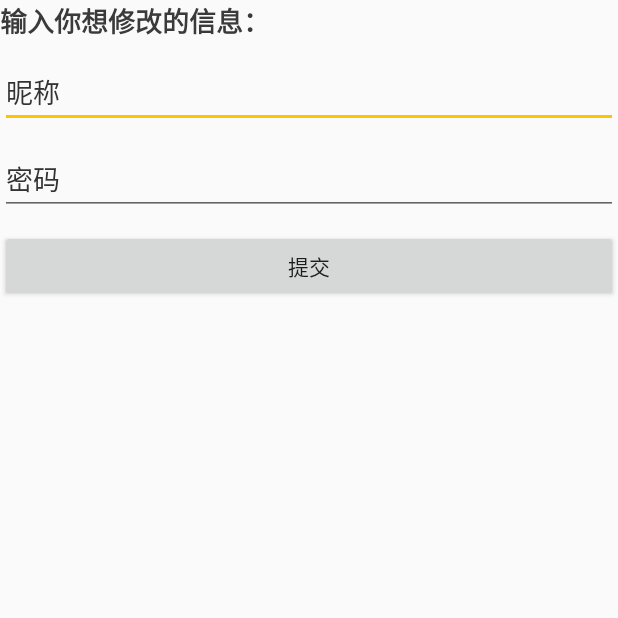
After one commit to Hunterhuan/easy_travel, an Android app: the Edit_person_info screen opened directly, with no data from a screen before it, on a phone screen of 412 x 824 dp, the top half of it. The commit adds this screen. Run offline under Robolectric (Android 15) with nearby library versions, the phone set to English and light mode, and no system bars.

Commit message:
add person info manager

```diff
--- a/app/build.gradle
+++ b/app/build.gradle
@@ -30,6 +30,7 @@ dependencies {
     testImplementation 'junit:junit:4.12'
     compile 'de.hdodenhof:circleimageview:2.1.0'
     compile 'com.flaviofaria:kenburnsview:1.0.7'
+    compile 'com.github.CymChad:BaseRecyclerViewAdapterHelper:2.9.22'
 
     compile 'com.github.baoyachi:StepView:1.9'
     compile 'com.flyco.roundview:FlycoRoundView_Lib:1.1.4@aar'
--- a/app/src/main/AndroidManifest.xml
+++ b/app/src/main/AndroidManifest.xml
@@ -27,7 +27,8 @@
         <activity android:name=".spots_detail" />
         <activity android:name=".result" />
         <activity android:name=".Registe" />
-        <activity android:name=".person_page"></activity>
+        <activity android:name=".person_page" />
+        <activity android:name=".Edit_person_info"></activity>
     </application>
 
 </manifest>
--- a/app/src/main/java/com/example/mrhan/maketravel/Adapter/FragmentAdapter.java
+++ b/app/src/main/java/com/example/mrhan/maketravel/Adapter/FragmentAdapter.java
@@ -13,6 +13,7 @@ import java.util.List;
 public class FragmentAdapter extends FragmentStatePagerAdapter{
     private List<Fragment> fragmentList;
     private List<String> titles;
+
 
     public FragmentAdapter(FragmentManager fm, List<Fragment> fragments, List<String> title){
         super(fm);
--- /dev/null
+++ b/app/src/main/java/com/example/mrhan/maketravel/Edit_person_info.java
@@ -0,0 +1,29 @@
+package com.example.mrhan.maketravel;
+
+import android.support.design.widget.Snackbar;
+import android.support.v7.app.AppCompatActivity;
+import android.os.Bundle;
+import android.view.View;
+import android.widget.Button;
+import android.widget.EditText;
+
+public class Edit_person_info extends AppCompatActivity {
+
+    Button submit_btn;
+    EditText edit_name, edit_code;
+    @Override
+    protected void onCreate(Bundle savedInstanceState) {
+        super.onCreate(savedInstanceState);
+        setContentView(R.layout.activity_edit_person_info);
+        submit_btn = (Button) findViewById(R.id.change_info_btn);
+        submit_btn.setOnClickListener(new View.OnClickListener() {
+            @Override
+            public void onClick(View view) {
+
+                Snackbar.make(view,edit_name.getText().toString()+edit_code.getText().toString()+" 修改信息成功",Snackbar.LENGTH_SHORT).show();
+            }
+        });
+        edit_name = (EditText)findViewById(R.id.edit_nickname);
+        edit_code = (EditText)findViewById(R.id.edit_code);
+    }
+}
--- a/app/src/main/java/com/example/mrhan/maketravel/travel_tab.java
+++ b/app/src/main/java/com/example/mrhan/maketravel/travel_tab.java
@@ -57,7 +57,7 @@ public class travel_tab extends AppCompatActivity {
             public void onClick(View v){
                 Snackbar.make(v,"floating button work",Snackbar.LENGTH_SHORT).show();
                 List<String> route = MainActivity.tst.getRoute();
-                List<String> route_line = MainActivity.tst.get_route_in_line(route);
+                List<String> route_line = MainActivity.tst.get_route_in_line(route).get(0);
                 ArrayList<String> route2 = new ArrayList<String>();
                 route2.add("预计天数"+route.get(0)+"天              "+"预计花费"+route.get(1)+"元");
                 for(String obj: route_line){
--- /dev/null
+++ b/app/src/main/res/layout/activity_edit_person_info.xml
@@ -0,0 +1,44 @@
+<?xml version="1.0" encoding="utf-8"?>
+<LinearLayout xmlns:android="http://schemas.android.com/apk/res/android"
+    xmlns:app="http://schemas.android.com/apk/res-auto"
+    xmlns:tools="http://schemas.android.com/tools"
+    android:layout_width="match_parent"
+    android:layout_height="match_parent"
+    android:orientation="vertical"
+    tools:context="com.example.mrhan.maketravel.Edit_person_info">
+    <TextView
+        android:layout_width="match_parent"
+        android:layout_height="wrap_content"
+        android:layout_marginBottom="10dp"
+        android:fontFamily="sans-serif"
+        android:text="输入你想修改的信息："
+        android:textColor="#3A3A3A"
+        android:textSize="18sp"
+        android:textStyle="bold"
+        />
+    <EditText
+        android:layout_width="match_parent"
+        android:layout_height="wrap_content"
+        android:layout_marginBottom="10dp"
+        android:id="@+id/edit_nickname"
+        android:hint="昵称"
+        android:maxLines="1"
+        android:textColor='#333'
+        android:textColorHint='#333'
+        />
+    <EditText
+        android:layout_width="match_parent"
+        android:layout_height="wrap_content"
+        android:layout_marginBottom="10dp"
+        android:id="@+id/edit_code"
+        android:hint="密码"
+        android:maxLines="1"
+        android:textColor='#333'
+        android:textColorHint='#333'
+        />
+    <Button
+        android:layout_width="match_parent"
+        android:layout_height="wrap_content"
+        android:id="@+id/change_info_btn"
+        android:text="提交"/>
+</LinearLayout>
```
Also changed, not shown: app/src/main/java/com/example/mrhan/maketravel/Adapter/spots_Adapter.java (+9 -0 lines), app/src/main/java/com/example/mrhan/maketravel/Adapter/test_spots_adapter.java (added, +41 -0 lines), app/src/main/java/com/example/mrhan/maketravel/Fragment/fragment_spots.java (+55 -39 lines), app/src/main/java/com/example/mrhan/maketravel/MyAlgorithm.java (+23 -12 lines), app/src/main/java/com/example/mrhan/maketravel/person_page.java (+24 -1 lines), app/src/main/java/com/example/mrhan/maketravel/spots_detail.java (+16 -2 lines), app/src/main/res/layout/activity_person_page.xml (+8 -3 lines), app/src/main/res/layout/activity_spots_detail.xml (+15 -1 lines), app/src/main/res/layout/activity_travel_tab.xml (+55 -5 lines), app/src/main/res/layout/app_bar_main.xml (+23 -4 lines).
